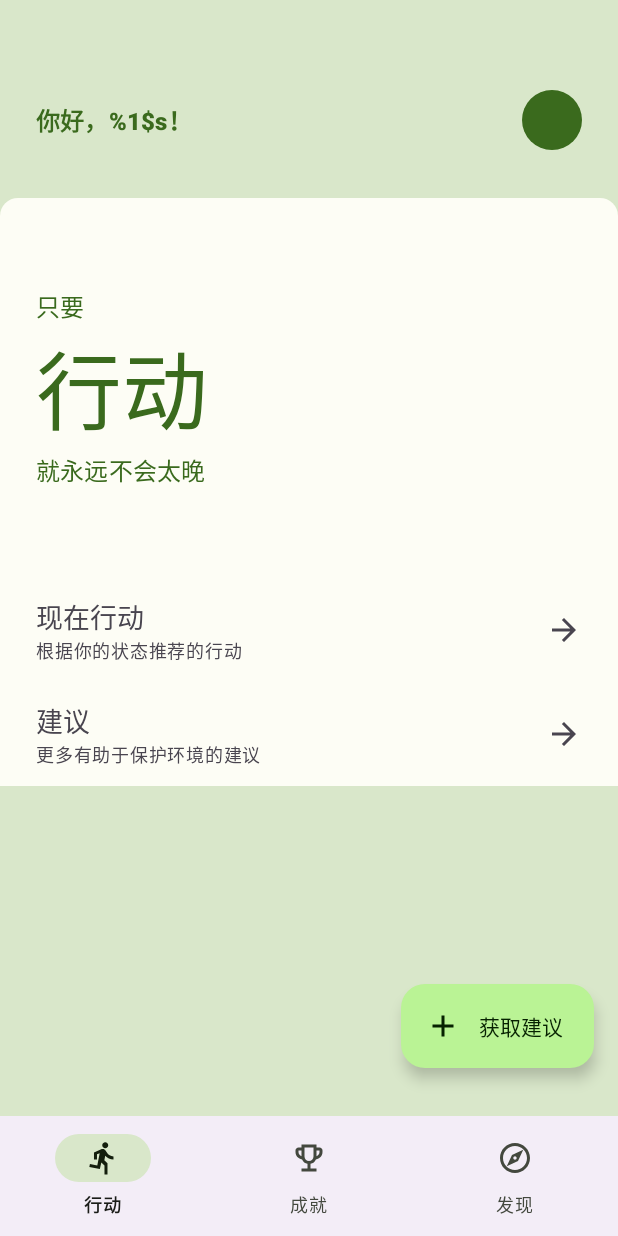
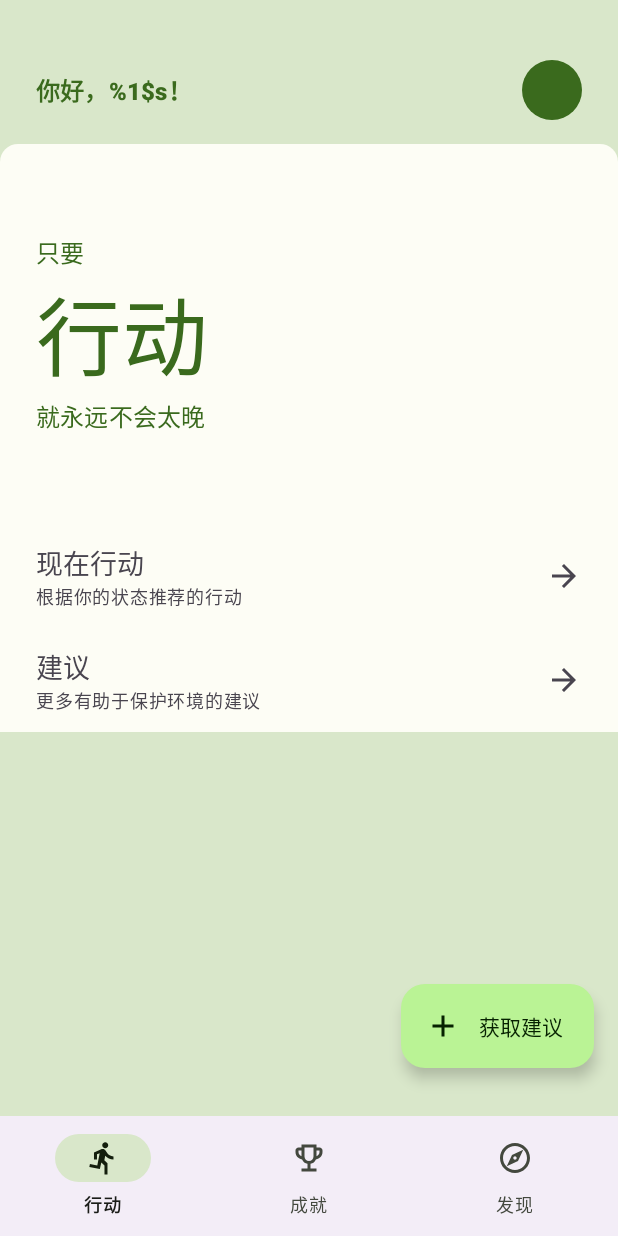
Before and after one commit to ojhdt/Action, an Android app: the screen it shows after launch (MainActivity), on a phone screen of 412 x 824 dp. Run offline under Robolectric (Android 15) with nearby library versions, the phone set to English and light mode, and no system bars; our stand-ins replace navigation-ui; pictures from the network do not load; 2 statements that could not run were skipped.

Commit message:
Status Bar offset

```diff
--- a/app/src/main/java/com/ojhdtapp/action/BaseApplication.kt
+++ b/app/src/main/java/com/ojhdtapp/action/BaseApplication.kt
@@ -2,7 +2,9 @@ package com.ojhdtapp.action
 
 import android.app.Application
 import android.content.Context
+import android.graphics.Rect
 import android.view.View
+import android.view.Window
 import androidx.core.view.WindowCompat
 
 class BaseApplication : Application() {
@@ -24,8 +26,52 @@ object DensityUtil {
         return (dpValue * scale + 0.5f).toInt()
     }
 
-    fun px2dip(context: Context, pxValue: Float):Int {
+    fun px2dip(context: Context, pxValue: Float): Int {
         val scale = context.resources.displayMetrics.density
         return (pxValue / scale + 0.5f).toInt()
     }
 }
+
+object DeviceUtil {
+    fun getStatusBarHeight(context: Context): Int {
+        // 获得状态栏高度
+        val resourceId = context.resources.getIdentifier("status_bar_height", "dimen", "android")
+        return context.resources.getDimensionPixelSize(resourceId)
+    }
+//    private fun getStatusBarHeight(window: Window, context: Context): Int {
+//        val localRect = Rect()
+//        window.decorView.getWindowVisibleDisplayFrame(localRect)
+//        var mStatusBarHeight = localRect.top
+//        if (0 == mStatusBarHeight) {
+//            try {
+//                val localClass = Class.forName("com.android.internal.R\$dimen")
+//                val localObject = localClass.newInstance()
+//                val i5 =
+//                    localClass.getField("status_bar_height")[localObject].toString().toInt()
+//                mStatusBarHeight = context.resources.getDimensionPixelSize(i5)
+//            } catch (var6: ClassNotFoundException) {
+//                var6.printStackTrace()
+//            } catch (var7: IllegalAccessException) {
+//                var7.printStackTrace()
+//            } catch (var8: InstantiationException) {
+//                var8.printStackTrace()
+//            } catch (var9: NumberFormatException) {
+//                var9.printStackTrace()
+//            } catch (var10: IllegalArgumentException) {
+//                var10.printStackTrace()
+//            } catch (var11: SecurityException) {
+//                var11.printStackTrace()
+//            } catch (var12: NoSuchFieldException) {
+//                var12.printStackTrace()
+//            }
+//        }
+//        if (0 == mStatusBarHeight) {
+//            val resourceId: Int =
+//                context.resources.getIdentifier("status_bar_height", "dimen", "android")
+//            if (resourceId > 0) {
+//                mStatusBarHeight = context.resources.getDimensionPixelSize(resourceId)
+//            }
+//        }
+//        return mStatusBarHeight
+//    }
+}
--- a/app/src/main/java/com/ojhdtapp/action/ui/home/ActionAdapters.kt
+++ b/app/src/main/java/com/ojhdtapp/action/ui/home/ActionAdapters.kt
@@ -5,14 +5,20 @@ import android.view.LayoutInflater
 import android.view.View
 import android.view.ViewGroup
 import android.widget.TextView
+import androidx.constraintlayout.widget.ConstraintLayout
 import androidx.core.content.ContextCompat
 import androidx.core.content.res.ResourcesCompat
+import androidx.core.view.marginBottom
+import androidx.core.view.marginLeft
+import androidx.core.view.marginRight
+import androidx.core.view.marginTop
 import androidx.recyclerview.widget.DiffUtil
 import androidx.recyclerview.widget.ListAdapter
 import androidx.recyclerview.widget.RecyclerView
 import com.bumptech.glide.Glide
 import com.google.android.material.chip.Chip
 import com.ojhdtapp.action.BaseApplication
+import com.ojhdtapp.action.DeviceUtil
 import com.ojhdtapp.action.databinding.ActionActionNowCellBinding
 import com.ojhdtapp.action.databinding.ActionHeadlineBinding
 import com.ojhdtapp.action.databinding.ActionLabelBinding
@@ -29,6 +35,11 @@ object ActionAdapters {
         override fun onCreateViewHolder(parent: ViewGroup, viewType: Int): HeadlineViewHolder {
             val binding =
                 ActionHeadlineBinding.inflate(LayoutInflater.from(parent.context), parent, false)
+            // Set StatusBar Offset
+            binding.root.apply {
+                val offset = DeviceUtil.getStatusBarHeight(BaseApplication.context)
+                (layoutParams as RecyclerView.LayoutParams).topMargin = marginTop + offset
+            }
             return HeadlineViewHolder(binding)
         }
 
--- a/app/src/main/java/com/ojhdtapp/action/ui/home/ActionFragment.kt
+++ b/app/src/main/java/com/ojhdtapp/action/ui/home/ActionFragment.kt
@@ -1,18 +1,22 @@
 package com.ojhdtapp.action.ui.home
 
 import android.os.Bundle
+import android.util.Log
 import androidx.fragment.app.Fragment
 import android.view.LayoutInflater
 import android.view.View
 import android.view.ViewGroup
 import androidx.core.view.ViewCompat
 import androidx.core.view.WindowCompat
+import androidx.core.view.marginTop
 import androidx.core.view.updatePadding
 import androidx.fragment.app.viewModels
 import androidx.lifecycle.Observer
 import androidx.recyclerview.widget.ConcatAdapter
 import androidx.recyclerview.widget.LinearLayoutManager
 import androidx.recyclerview.widget.RecyclerView
+import com.ojhdtapp.action.BaseApplication
+import com.ojhdtapp.action.DeviceUtil
 import com.ojhdtapp.action.R
 import com.ojhdtapp.action.databinding.FragmentAchievementBinding
 import com.ojhdtapp.action.databinding.FragmentActionBinding
@@ -40,15 +44,27 @@ class ActionFragment : Fragment() {
     override fun onViewCreated(view: View, savedInstanceState: Bundle?) {
         super.onViewCreated(view, savedInstanceState)
 
+        // Set StatusBar Offset
+        binding.welcomeTextContainer.run {
+            val offset = DeviceUtil.getStatusBarHeight(BaseApplication.context)
+            setPadding(paddingLeft, paddingTop + offset, paddingRight, paddingBottom)
+        }
+
         // Adapter for rv
         val headlineAdapter = ActionAdapters.HeadlineAdapter()
         val actionNowAdapter = ActionAdapters.ActionNowAdapter()
         val suggestMoreAdapter = ActionAdapters.SuggestMoreAdapter()
         val concatAdapter = ConcatAdapter(
             headlineAdapter,
-            ActionAdapters.LabelAdapter(resources.getString(R.string.action_now_label),"根据你的状态推荐的行动"),
+            ActionAdapters.LabelAdapter(
+                resources.getString(R.string.action_now_label),
+                "根据你的状态推荐的行动"
+            ),
             actionNowAdapter,
-            ActionAdapters.LabelAdapter(resources.getString(R.string.action_suggest_more), "更多有助于保护环境的建议"),
+            ActionAdapters.LabelAdapter(
+                resources.getString(R.string.action_suggest_more),
+                "更多有助于保护环境的建议"
+            ),
             suggestMoreAdapter
         )
         binding.actionRecyclerView.run {
--- a/app/src/main/res/layout/action_headline.xml
+++ b/app/src/main/res/layout/action_headline.xml
@@ -4,7 +4,7 @@
     xmlns:tools="http://schemas.android.com/tools"
     android:layout_width="match_parent"
     android:layout_height="wrap_content"
-    android:layout_marginTop="132dp"
+    android:layout_marginTop="72dp"
     android:background="@drawable/action_headline_bg"
     android:paddingHorizontal="24dp"
     android:paddingVertical="60dp">
--- a/app/src/main/res/layout/fragment_action.xml
+++ b/app/src/main/res/layout/fragment_action.xml
@@ -25,10 +25,11 @@
         tools:context=".ui.home.ActionFragment">
 
         <androidx.constraintlayout.widget.ConstraintLayout
+            android:id="@+id/welcomeTextContainer"
             android:layout_width="match_parent"
             android:layout_height="wrap_content"
             android:paddingHorizontal="24dp"
-            android:paddingVertical="60dp"
+            android:paddingVertical="16dp"
             app:layout_constraintEnd_toEndOf="parent"
             app:layout_constraintStart_toStartOf="parent"
             app:layout_constraintTop_toTopOf="parent">
```
